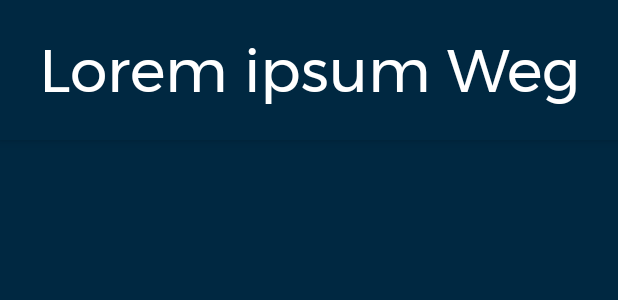
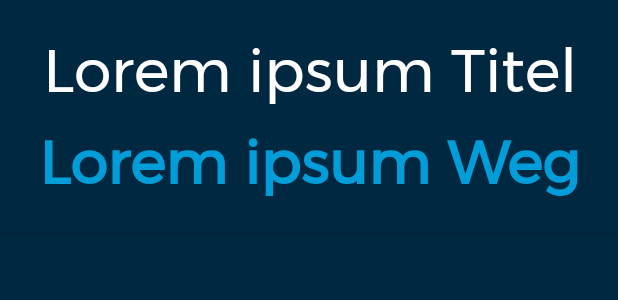
Before and after one commit to nadeldrucker/TrafficSwipe, an Android app: the layout fragment_result.xml on its own in the app's theme, with its tools: preview values and no code run, on a phone screen of 412 x 824 dp. Shown: the top 300 px of the screen. Run offline under Robolectric (Android 15) with nearby library versions, the phone set to English and light mode, and no system bars.

Commit message:
optimized ui

```diff
--- a/app/src/main/res/layout/fragment_result.xml
+++ b/app/src/main/res/layout/fragment_result.xml
@@ -1,35 +1,57 @@
 <?xml version="1.0" encoding="utf-8"?>
 <androidx.constraintlayout.widget.ConstraintLayout xmlns:android="http://schemas.android.com/apk/res/android"
     xmlns:app="http://schemas.android.com/apk/res-auto"
-    xmlns:tools="http://schemas.android.com/tools"
     android:layout_width="match_parent"
     android:layout_height="match_parent"
     android:clipToPadding="false">
 
     <TextView
+        android:id="@+id/tvType"
+        android:layout_width="match_parent"
+        android:layout_height="wrap_content"
+        android:background="@color/colorBackground"
+        android:elevation="5dp"
+        android:gravity="center"
+        android:paddingTop="16dp"
+        android:paddingBottom="0dp"
+        android:text="Lorem ipsum Titel"
+        android:textAlignment="center"
+        android:textColor="@color/colorText"
+        android:textSize="40sp"
+        app:layout_constraintEnd_toEndOf="parent"
+        app:layout_constraintHorizontal_bias="0.0"
+        app:layout_constraintStart_toStartOf="parent"
+        app:layout_constraintTop_toTopOf="parent" />
+
+    <TextView
         android:id="@+id/tvResult"
         android:layout_width="match_parent"
         android:layout_height="wrap_content"
+        android:background="@color/colorBackground"
+        android:elevation="5dp"
+        android:gravity="center"
+        android:paddingTop="0dp"
+        android:paddingBottom="16dp"
         android:text="Lorem ipsum Weg"
         android:textAlignment="center"
-        android:textColor="@color/colorText"
-        android:gravity="center"
+        android:textColor="@color/colorPrimary"
         android:textSize="40sp"
-        android:paddingTop="16dp"
-        android:paddingBottom="16dp"
-        android:elevation="5dp"
-        android:background="@color/colorBackground"
-        app:layout_constraintTop_toTopOf="parent"
-        app:layout_constraintBottom_toTopOf="@id/recyclerResult"/>
+        android:textStyle="bold"
+        app:layout_constraintEnd_toEndOf="parent"
+        app:layout_constraintStart_toStartOf="parent"
+        app:layout_constraintTop_toBottomOf="@+id/tvType" />
 
     <androidx.recyclerview.widget.RecyclerView
         android:id="@+id/recyclerResult"
-        android:layout_width="match_parent"
+        android:layout_width="wrap_content"
         android:layout_height="0dp"
+        android:fadeScrollbars="false"
+        android:foregroundGravity="center_horizontal"
+        android:scrollbars="vertical"
         app:layout_constrainedHeight="true"
         app:layout_constraintBottom_toBottomOf="parent"
-        app:layout_constraintTop_toBottomOf="@id/tvResult"
-        android:fadeScrollbars="false"
-        android:scrollbars="vertical" />
+        app:layout_constraintEnd_toEndOf="parent"
+        app:layout_constraintStart_toStartOf="parent"
+        app:layout_constraintTop_toBottomOf="@id/tvResult" />
 
 </androidx.constraintlayout.widget.ConstraintLayout>
--- a/app/src/main/res/values/strings.xml
+++ b/app/src/main/res/values/strings.xml
@@ -13,4 +13,5 @@
     <string name="submit">Submit</string>
     <string name="cancel">Cancel</string>
     <string name="fetching">Fetching...</string>
+    <string name="activity_title_departures">Departures</string>
 </resources>
```
Also changed, not shown: app/src/main/java/dev/nadeldrucker/trafficswipe/fragments/ResultFragment.java (+6 -5 lines), app/src/main/res/layout/activity_single_result.xml (+10 -10 lines).
